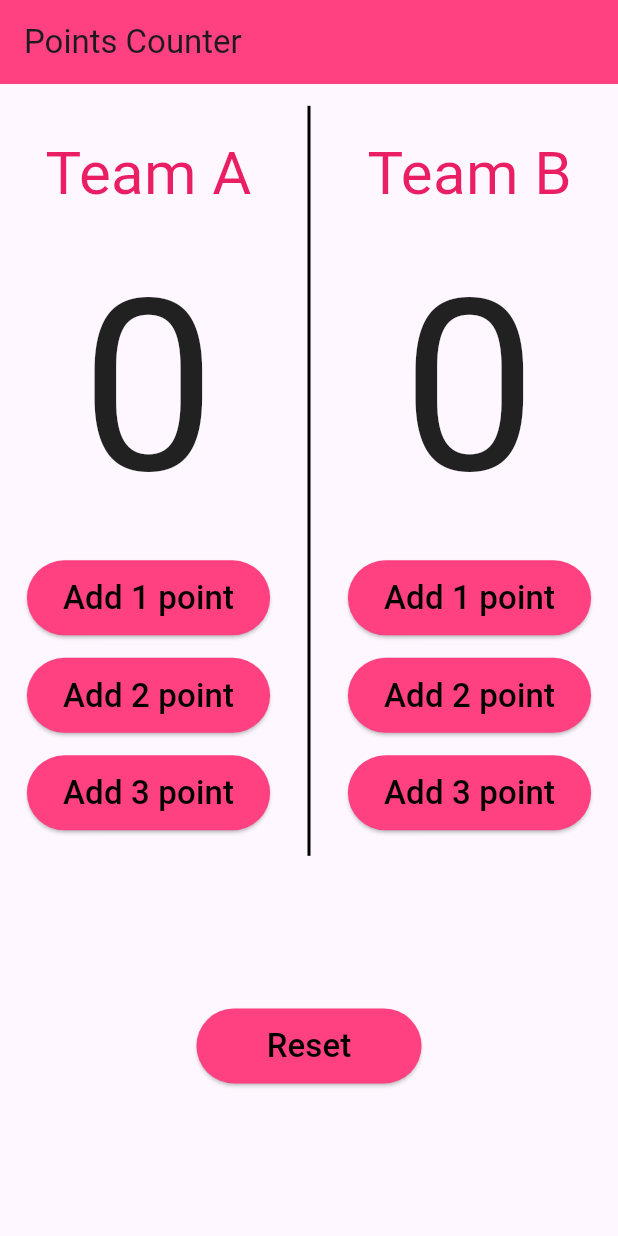
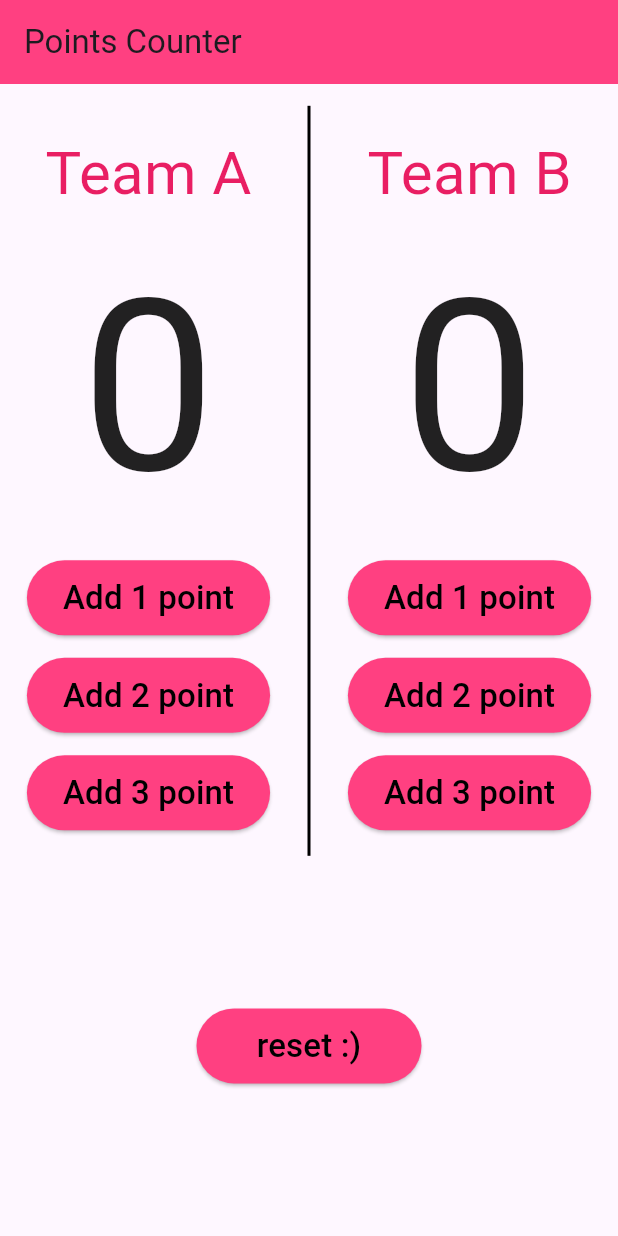
Before and after one commit to Afnan-mohamed1/basketball, a Flutter app: the screen it shows after launch, on a phone screen of 412 x 824 dp. Run offline on Flutter 3.47's test engine with Material 3 defaults, Android fonts, the phone set to English and light mode, and no system bars.

Commit message:
second push

```diff
--- a/lib/main.dart
+++ b/lib/main.dart
@@ -208,7 +208,7 @@ class _PointscounterState extends State<Pointscounter> {
                     TeamBPoint=0;
                   });
                 },
-                child: Text('Reset',
+                child: Text('reset :)',
                   style: TextStyle(fontSize: 22,
                     color:Colors.black,
                   ),
```
